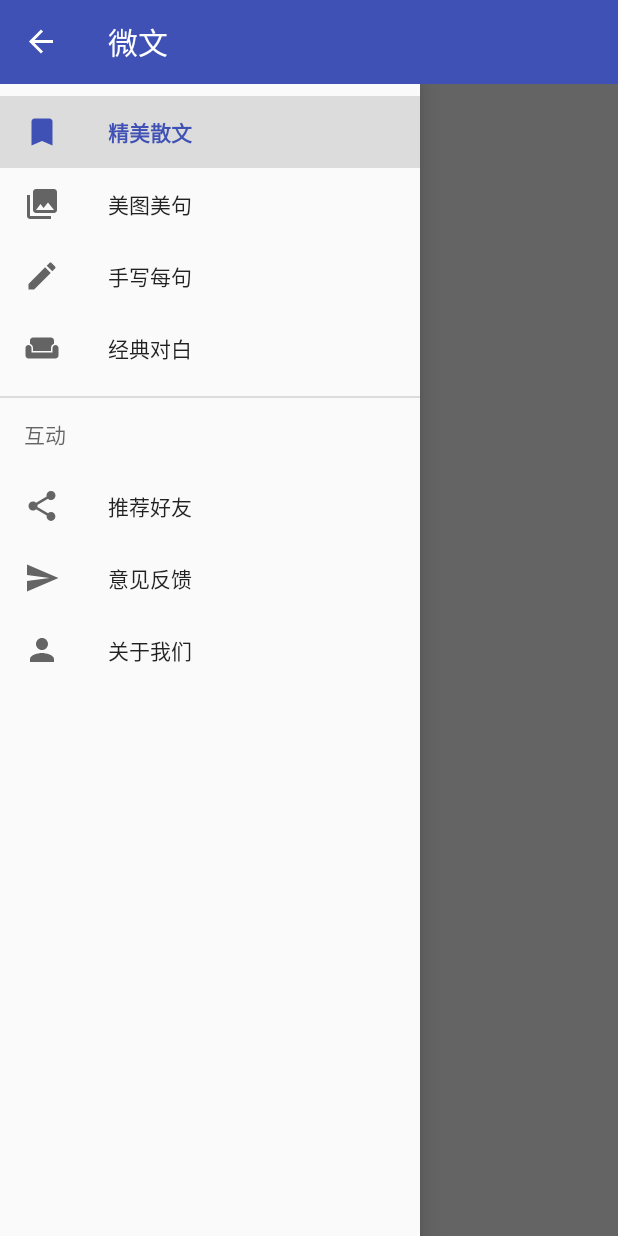
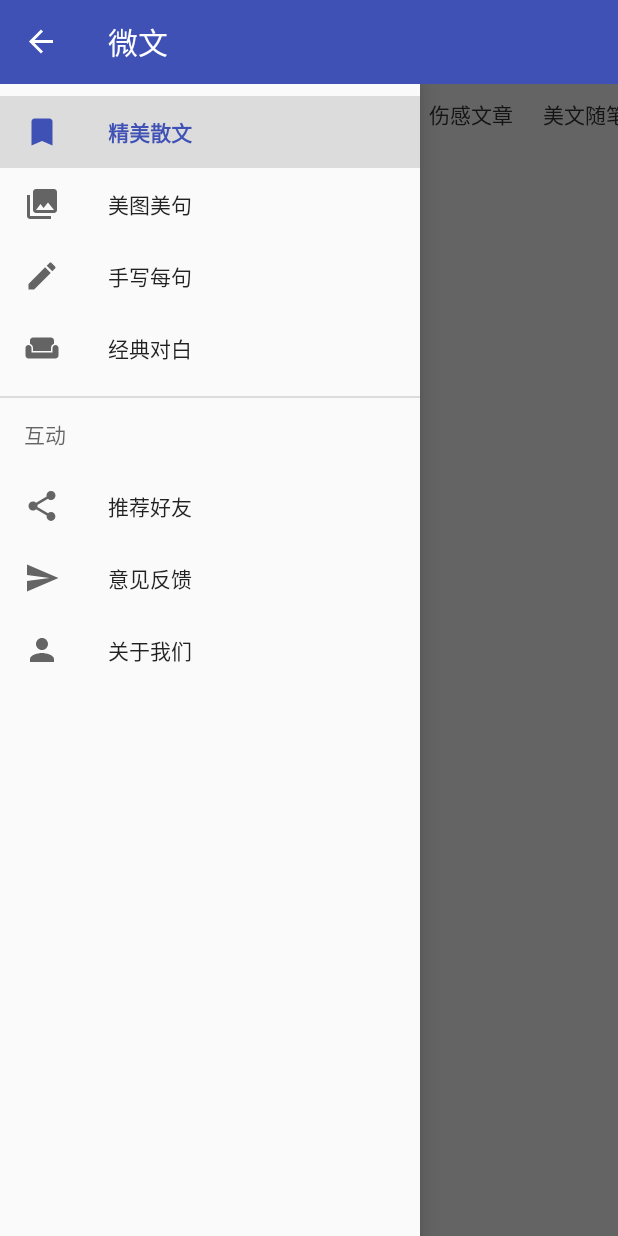
Before and after one commit to sdwfqin/MicroText, an Android app: the screen it shows after launch (MainActivity), with the side drawer open, on a phone screen of 412 x 824 dp. Run offline under Robolectric (Android 15) with nearby library versions, the phone set to English and light mode, and no system bars; our stand-ins replace ButterKnife.

Commit message:
UI框架

```diff
--- a/app/build.gradle
+++ b/app/build.gradle
@@ -31,4 +31,5 @@ dependencies {
     compile files('libs/jsoup-1.9.2.jar')
     compile files('libs/android-async-http-1.4.8.jar')
     compile 'com.android.support:design:24.0.0'
+    compile project(':magicindicator')
 }
--- a/app/src/main/java/com/sdwfqin/microtext/activity/MainActivity.java
+++ b/app/src/main/java/com/sdwfqin/microtext/activity/MainActivity.java
@@ -60,7 +60,7 @@ public class MainActivity extends BaseActivity implements NavigationView.OnNavig
         NavigationView navigationView = (NavigationView) findViewById(R.id.nav_view);
         navigationView.setNavigationItemSelectedListener(this);
 
-        /**设置MenuItem默认选中项**/
+        // 设置MenuItem默认选中项
         navigationView.getMenu().getItem(0).setChecked(true);
 
         switchFragment(new HomeFragment());
--- a/app/src/main/java/com/sdwfqin/microtext/fragment/HomeFragment.java
+++ b/app/src/main/java/com/sdwfqin/microtext/fragment/HomeFragment.java
@@ -1,28 +1,162 @@
 package com.sdwfqin.microtext.fragment;
 
+import android.content.Context;
+import android.graphics.Color;
 import android.os.Bundle;
 import android.support.annotation.Nullable;
 import android.support.v4.app.Fragment;
+import android.support.v4.view.PagerAdapter;
+import android.support.v4.view.ViewPager;
+import android.view.Gravity;
 import android.view.LayoutInflater;
 import android.view.View;
 import android.view.ViewGroup;
+import android.widget.TextView;
 
 import com.sdwfqin.microtext.R;
+import com.sdwfqin.microtext.utils.AppConfig;
+
+import net.lucode.hackware.magicindicator.MagicIndicator;
+import net.lucode.hackware.magicindicator.buildins.commonnavigator.CommonNavigator;
+import net.lucode.hackware.magicindicator.buildins.commonnavigator.abs.CommonNavigatorAdapter;
+import net.lucode.hackware.magicindicator.buildins.commonnavigator.abs.IPagerIndicator;
+import net.lucode.hackware.magicindicator.buildins.commonnavigator.abs.IPagerTitleView;
+import net.lucode.hackware.magicindicator.buildins.commonnavigator.indicators.WrapPagerIndicator;
+import net.lucode.hackware.magicindicator.buildins.commonnavigator.titles.SimplePagerTitleView;
+
+import java.util.ArrayList;
+import java.util.List;
+
+import butterknife.ButterKnife;
+import butterknife.InjectView;
 
 /**
  * Created by sdwfqin on 2016/7/19.
  */
 public class HomeFragment extends Fragment {
 
+    @InjectView(R.id.home_magic_indicator)
+    MagicIndicator mHomeMagicIndicator;
+    @InjectView(R.id.home_view_pager)
+    ViewPager mHomeViewPager;
     private View mView;
+
+    private List<String> mDataList = new ArrayList<String>();
+
+    //加载数据
+    {
+        for (int i = 0; i < AppConfig.sHomeTitleList.length; i++) {
+            mDataList.add(AppConfig.sHomeTitleList[i]);
+        }
+    }
+
+    private PagerAdapter mAdapter = new PagerAdapter() {
+
+        @Override
+        public int getCount() {
+            return mDataList.size();
+        }
+
+        @Override
+        public boolean isViewFromObject(View view, Object object) {
+            return view == object;
+        }
+
+        @Override
+        public Object instantiateItem(ViewGroup container, int position) {
+            TextView textView = new TextView(container.getContext());
+            textView.setText(mDataList.get(position));
+            textView.setGravity(Gravity.CENTER);
+            container.addView(textView);
+            return textView;
+        }
+
+        @Override
+        public void destroyItem(ViewGroup container, int position, Object object) {
+            container.removeView((View) object);
+        }
+
+        @Override
+        public int getItemPosition(Object object) {
+            return POSITION_NONE;
+        }
+    };
 
     @Nullable
     @Override
     public View onCreateView(LayoutInflater inflater, @Nullable ViewGroup container, @Nullable Bundle savedInstanceState) {
 
         mView = inflater.inflate(R.layout.fragment_home, container, false);
+        ButterKnife.inject(this, mView);
+
+        initView();
+        initData();
         return mView;
     }
 
+    private void initView() {
 
+        mHomeViewPager.setAdapter(mAdapter);
+
+        // 天天快报式
+        final CommonNavigator commonNavigator = new CommonNavigator(getActivity());
+        commonNavigator.setEnablePivotScroll(true);
+        commonNavigator.setAdapter(new CommonNavigatorAdapter() {
+            @Override
+            public int getCount() {
+                return mDataList == null ? 0 : mDataList.size();
+            }
+
+            @Override
+            public IPagerTitleView getTitleView(Context context, final int index) {
+                SimplePagerTitleView simplePagerTitleView = new SimplePagerTitleView(context);
+                simplePagerTitleView.setText(mDataList.get(index));
+                simplePagerTitleView.setNormalColor(Color.parseColor("#333333"));
+                simplePagerTitleView.setSelectedColor(Color.parseColor("#e94220"));
+                simplePagerTitleView.setOnClickListener(new View.OnClickListener() {
+                    @Override
+                    public void onClick(View v) {
+                        mHomeViewPager.setCurrentItem(index);
+                    }
+                });
+                return simplePagerTitleView;
+            }
+
+            @Override
+            public IPagerIndicator getIndicator(Context context) {
+                WrapPagerIndicator indicator = new WrapPagerIndicator(context);
+                indicator.setFillColor(Color.parseColor("#ebe4e3"));
+                return indicator;
+            }
+        });
+        mHomeMagicIndicator.setNavigator(commonNavigator);
+
+        mHomeViewPager.addOnPageChangeListener(new ViewPager.OnPageChangeListener() {
+
+            @Override
+            public void onPageScrolled(int position, float positionOffset, int positionOffsetPixels) {
+                mHomeMagicIndicator.onPageScrolled(position, positionOffset, positionOffsetPixels);
+            }
+
+            @Override
+            public void onPageSelected(int position) {
+                mHomeMagicIndicator.onPageSelected(position);
+            }
+
+            @Override
+            public void onPageScrollStateChanged(int state) {
+                mHomeMagicIndicator.onPageScrollStateChanged(state);
+            }
+        });
+    }
+
+    private void initData() {
+    }
+
+
+    @Override
+    public void onDestroyView() {
+        super.onDestroyView();
+        ButterKnife.reset(this);
+    }
 }
--- a/app/src/main/java/com/sdwfqin/microtext/utils/AppConfig.java
+++ b/app/src/main/java/com/sdwfqin/microtext/utils/AppConfig.java
@@ -7,6 +7,6 @@ package com.sdwfqin.microtext.utils;
  */
 public class AppConfig {
 
-    public final static String[] sTitleList = new String[]{"科技", "汽车", "互联网", "奇闻异事", "搞笑",
-            "段子", "趣图", "健康", "时尚", "教育", "游戏", "家居", "美食", "旅游", "历史", "情感"};
+    public final static String[] sHomeTitleList = new String[]{"首页", "原创美文", "经典文章",
+            "情感美文", "伤感文章", "美文随笔", "感人文章", "人生哲理", "长篇故事", "励志美文"};
 }
--- a/app/src/main/res/values/strings.xml
+++ b/app/src/main/res/values/strings.xml
@@ -3,6 +3,8 @@
     <string name="open">Open</string>
     <string name="close">Close</string>
     <string name="main_exit">再按一次退出程序</string>
+
+    <!-- 侧边栏 -->
     <string name="Communicate">互动</string>
     <string name="nav_home_text">精美散文</string>
     <string name="nav_meitu_text">美图美句</string>
```
Also changed, not shown: app/src/main/res/layout/fragment_home.xml (+9 -22 lines), 6 other files.
